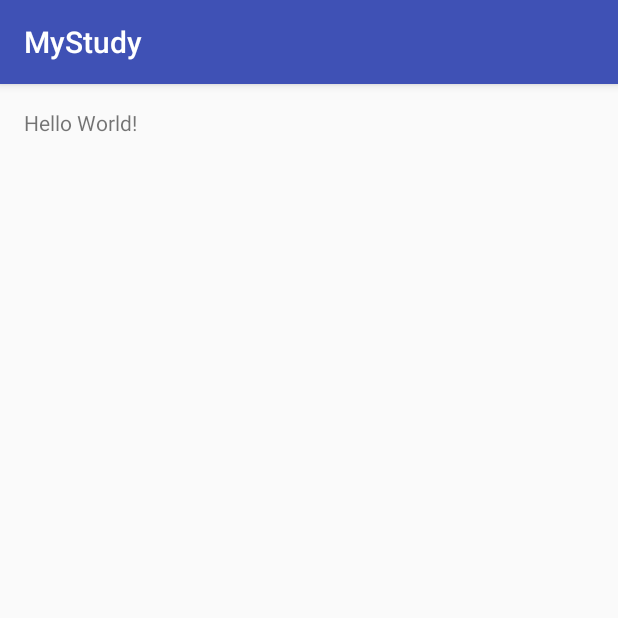
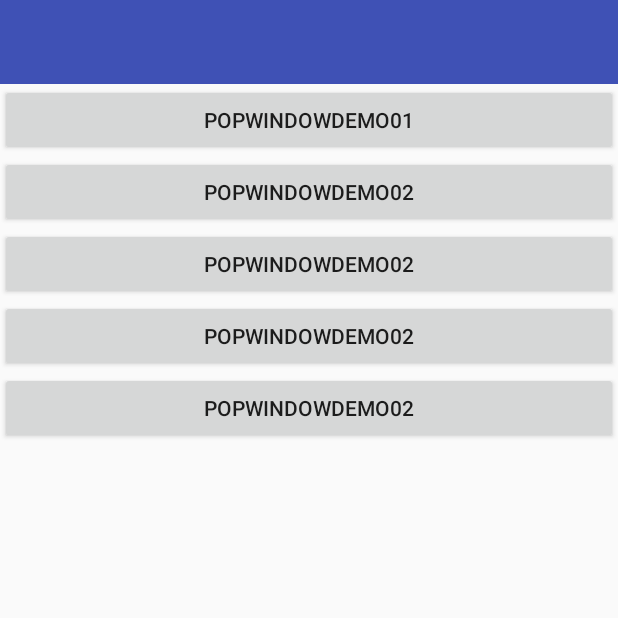
Before and after one commit to zcliyiran/MYSTUDY, an Android app: the screen it shows after launch (MainActivity), on a phone screen of 412 x 824 dp, the top half of it. Run offline under Robolectric (Android 15) with nearby library versions, the phone set to English and light mode, and no system bars; our stand-ins replace ButterKnife.

Commit message:
形成popwindow的demo

```diff
--- a/MyStudy/app/build.gradle
+++ b/MyStudy/app/build.gradle
@@ -1,5 +1,5 @@
 apply plugin: 'com.android.application'
-
+apply plugin: 'com.neenbedankt.android-apt'
 android {
     compileSdkVersion 24
     buildToolsVersion "24.0.2"
@@ -26,4 +26,6 @@ dependencies {
     })
     compile 'com.android.support:appcompat-v7:24.2.1'
     testCompile 'junit:junit:4.12'
+    compile 'com.jakewharton:butterknife:8.2.1' //添加这行
+    apt 'com.jakewharton:butterknife-compiler:8.2.1' //添加这行
 }
--- a/MyStudy/app/src/main/AndroidManifest.xml
+++ b/MyStudy/app/src/main/AndroidManifest.xml
@@ -7,7 +7,7 @@
         android:icon="@mipmap/ic_launcher"
         android:label="@string/app_name"
         android:supportsRtl="true"
-        android:theme="@style/AppTheme">
+        android:theme="@style/BaseAppTheme">
         <activity android:name=".MainActivity">
             <intent-filter>
                 <action android:name="android.intent.action.MAIN" />
@@ -15,6 +15,7 @@
                 <category android:name="android.intent.category.LAUNCHER" />
             </intent-filter>
         </activity>
+        <activity android:name=".activity.PopwindowLeftNew"></activity>
     </application>
 
 </manifest>
--- a/MyStudy/app/src/main/res/layout/activity_main.xml
+++ b/MyStudy/app/src/main/res/layout/activity_main.xml
@@ -1,17 +1,43 @@
 <?xml version="1.0" encoding="utf-8"?>
-<RelativeLayout xmlns:android="http://schemas.android.com/apk/res/android"
+<LinearLayout xmlns:android="http://schemas.android.com/apk/res/android"
     xmlns:tools="http://schemas.android.com/tools"
     android:id="@+id/activity_main"
     android:layout_width="match_parent"
     android:layout_height="match_parent"
-    android:paddingBottom="@dimen/activity_vertical_margin"
-    android:paddingLeft="@dimen/activity_horizontal_margin"
-    android:paddingRight="@dimen/activity_horizontal_margin"
-    android:paddingTop="@dimen/activity_vertical_margin"
+    android:orientation="vertical"
     tools:context="com.tianxi.mystudy.mystudy.MainActivity">
+    <android.support.v7.widget.Toolbar
+        android:id="@+id/toobar"
+        android:layout_width="match_parent"
+        android:layout_height="56dp"
+        android:background="?attr/colorPrimary">
 
-    <TextView
-        android:layout_width="wrap_content"
+
+    </android.support.v7.widget.Toolbar>
+
+    <Button
+        android:id="@+id/btn01"
+        android:layout_width="match_parent"
         android:layout_height="wrap_content"
-        android:text="Hello World!" />
-</RelativeLayout>
+        android:text="popwindowDemo01" />
+    <Button
+        android:id="@+id/btn02"
+        android:layout_width="match_parent"
+        android:layout_height="wrap_content"
+        android:text="popwindowDemo02" />
+    <Button
+        android:id="@+id/btn03"
+        android:layout_width="match_parent"
+        android:layout_height="wrap_content"
+        android:text="popwindowDemo02" />
+    <Button
+        android:id="@+id/btn04"
+        android:layout_width="match_parent"
+        android:layout_height="wrap_content"
+        android:text="popwindowDemo02" />
+    <Button
+        android:id="@+id/btn05"
+        android:layout_width="match_parent"
+        android:layout_height="wrap_content"
+        android:text="popwindowDemo02" />
+</LinearLayout>
--- a/MyStudy/app/src/main/res/values/styles.xml
+++ b/MyStudy/app/src/main/res/values/styles.xml
@@ -8,4 +8,20 @@
         <item name="colorAccent">@color/colorAccent</item>
     </style>
 
+
+    <style name="BaseAppTheme" parent="Theme.AppCompat.Light.NoActionBar">
+        <!-- Customize your theme here. -->
+        <item name="colorPrimary">@color/colorPrimary</item>
+        <item name="colorPrimaryDark">@color/colorPrimaryDark</item>
+        <item name="colorAccent">@color/colorAccent</item>
+        <!--<item name="android:windowTranslucentStatus">true</item>-->
+
+    </style>
+    <style name="AnimationFade">
+
+        <!-- PopupWindow左右弹出的效果 -->
+        <item name="android:windowEnterAnimation">@anim/in_lefttoright</item>
+        <item name="android:windowExitAnimation">@anim/out_righttoleft</item>
+    </style>
+
 </resources>
--- a/MyStudy/build.gradle
+++ b/MyStudy/build.gradle
@@ -6,6 +6,7 @@ buildscript {
     }
     dependencies {
         classpath 'com.android.tools.build:gradle:2.2.0'
+        classpath 'com.neenbedankt.gradle.plugins:android-apt:1.8'
 
         // NOTE: Do not place your application dependencies here; they belong
         // in the individual module build.gradle files
```
Also changed, not shown: MyStudy/app/src/main/java/com/tianxi/mystudy/mystudy/MainActivity.java (+33 -1 lines), MyStudy/app/src/main/java/com/tianxi/mystudy/mystudy/activity/PopwindowLeftNew.java (added, +73 -0 lines), MyStudy/app/src/main/java/com/tianxi/mystudy/mystudy/utils/ScreenUtils.java (added, +67 -0 lines), MyStudy/app/src/main/res/anim/in_lefttoright.xml (added, +8 -0 lines), MyStudy/app/src/main/res/anim/out_righttoleft.xml (added, +8 -0 lines), MyStudy/app/src/main/res/layout/activity_popupwindow_left.xml (added, +36 -0 lines), MyStudy/app/src/main/res/layout/activity_popwindow_leftnew.xml (added, +106 -0 lines).
